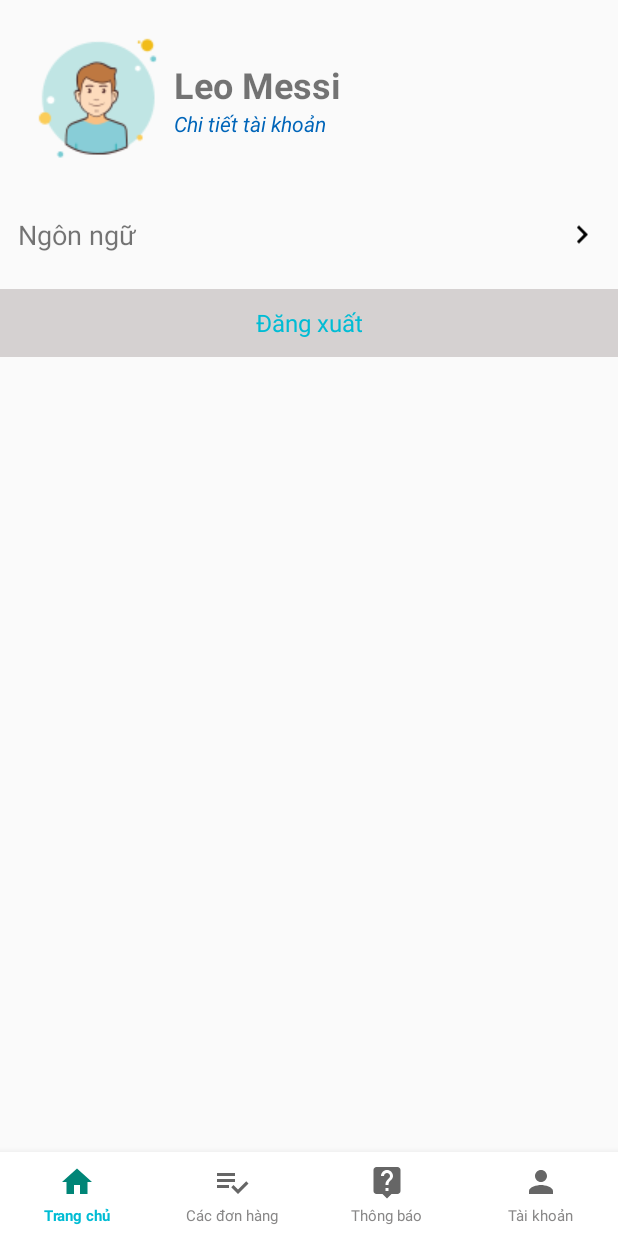
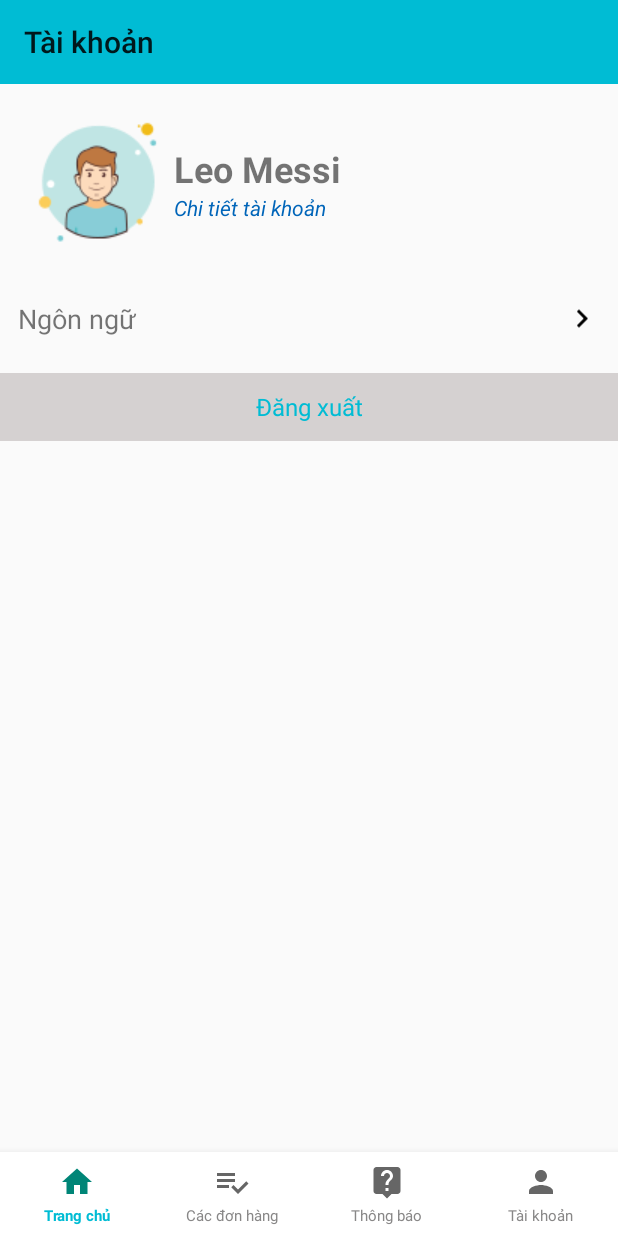
Before and after one commit to uyit14/UbookVer2, an Android app: the fragment AccountFragment placed in its activity, on a phone screen of 412 x 824 dp. Run offline under Robolectric (Android 15) with nearby library versions, the light colour scheme and no system bars; our stand-ins replace ButterKnife; 2 statements that could not run were skipped.

Commit message:
Add multi language

```diff
--- a/app/src/main/java/com/ubook/ubookapp/BottomNavigationBehavior.java
+++ b/app/src/main/java/com/ubook/ubookapp/BottomNavigationBehavior.java
@@ -1,20 +1,14 @@
 package com.ubook.ubookapp;
 
-import android.content.Context;
 import android.support.design.widget.BottomNavigationView;
 import android.support.design.widget.CoordinatorLayout;
 import android.support.v4.view.ViewCompat;
-import android.util.AttributeSet;
 import android.view.View;
 import android.widget.FrameLayout;
 
 public class BottomNavigationBehavior extends CoordinatorLayout.Behavior<BottomNavigationView> {
     public BottomNavigationBehavior() {
         super();
-    }
-
-    public BottomNavigationBehavior(Context context, AttributeSet attrs) {
-        super(context, attrs);
     }
 
     @Override
--- a/app/src/main/java/com/ubook/ubookapp/SharedPreferencesUtils.java
+++ b/app/src/main/java/com/ubook/ubookapp/SharedPreferencesUtils.java
@@ -14,6 +14,7 @@ public class SharedPreferencesUtils {
 
     //key
     private static final String ACCESS_TOKEN = "accessToken";
+    private static final String LANGUAGE_CODE = "languageCode";
 
     //
     public SharedPreferencesUtils(Context context) {
@@ -22,7 +23,7 @@ public class SharedPreferencesUtils {
         editor = pref.edit();
     }
 
-    //
+    //token
     public String getAccessToken() {
         return pref.getString(ACCESS_TOKEN, "");
     }
@@ -31,6 +32,17 @@ public class SharedPreferencesUtils {
         editor.putString(ACCESS_TOKEN, accessToken);
         editor.commit();
     }
+
+    //language
+    public String getLanguageCode() {
+        return pref.getString(LANGUAGE_CODE, "");
+    }
+
+    public void setLanguageCode(String languageCode) {
+        editor.putString(LANGUAGE_CODE, languageCode);
+        editor.commit();
+    }
+
     public void signOut() {
         editor.putString(ACCESS_TOKEN, "");
         editor.commit();
--- a/app/src/main/java/com/ubook/ubookapp/SplashActivity.java
+++ b/app/src/main/java/com/ubook/ubookapp/SplashActivity.java
@@ -30,8 +30,8 @@ public class SplashActivity extends AppCompatActivity {
                             }
                             waited += 100;
                         }
-
-                      if (!BaseApplication.getInstance().sharedPreferencesUtils.getAccessToken().equals("")) {
+                        UbookHelper.changeLanguage(BaseApplication.getInstance().sharedPreferencesUtils.getLanguageCode(), SplashActivity.this);
+                        if (!BaseApplication.getInstance().sharedPreferencesUtils.getAccessToken().equals("")) {
                             Intent intent = new Intent(SplashActivity.this, MainActivity.class);
                             intent.setFlags(Intent.FLAG_ACTIVITY_NO_ANIMATION);
                             intent.setFlags(Intent.FLAG_ACTIVITY_NEW_TASK);
--- a/app/src/main/java/com/ubook/ubookapp/UbookHelper.java
+++ b/app/src/main/java/com/ubook/ubookapp/UbookHelper.java
@@ -1,7 +1,13 @@
 package com.ubook.ubookapp;
 
 import android.app.Activity;
+import android.content.Context;
+import android.content.Intent;
+import android.content.res.Configuration;
+import android.os.Build;
 import android.view.inputmethod.InputMethodManager;
+
+import java.util.Locale;
 
 public class UbookHelper {
     public static void hideSoftKeyboard(Activity activity) {
@@ -14,4 +20,53 @@ public class UbookHelper {
 
         }
     }
+    //
+    public static void changeLanguage(String languageCode, Context mContext) {
+        switch (languageCode) {
+            case "en":{
+                Locale.setDefault(Locale.ENGLISH);
+                Configuration configEng = new Configuration();
+                configEng.locale = Locale.ENGLISH;
+                if (Build.VERSION.SDK_INT >= Build.VERSION_CODES.JELLY_BEAN_MR1) {
+                    configEng.setLayoutDirection(Locale.getDefault());
+                }
+                if (mContext != null) {
+                    mContext.getResources().updateConfiguration(configEng, mContext.getResources().getDisplayMetrics());
+                }
+                break;
+            }
+            case "vi":{
+                Locale locale = new Locale("vi", "VN");
+                Locale.setDefault(locale);
+                Configuration configZho = new Configuration();
+                configZho.locale = locale;
+                if (Build.VERSION.SDK_INT >= Build.VERSION_CODES.JELLY_BEAN_MR1) {
+                    configZho.setLayoutDirection(Locale.getDefault());
+                }
+                if (mContext != null) {
+                    mContext.getResources().updateConfiguration(configZho, mContext.getResources().getDisplayMetrics());
+                }
+                break;
+            }
+            default:
+                Locale locale = new Locale("vi", "VN");
+                Locale.setDefault(locale);
+                Configuration configZho = new Configuration();
+                configZho.locale = locale;
+                if (Build.VERSION.SDK_INT >= Build.VERSION_CODES.JELLY_BEAN_MR1) {
+                    configZho.setLayoutDirection(Locale.getDefault());
+                }
+                if (mContext != null) {
+                    mContext.getResources().updateConfiguration(configZho, mContext.getResources().getDisplayMetrics());
+                }
+                break;
+        }
+    }
+
+    //restart activity
+    public static void restartActivity(Activity activity){
+        Intent intent = activity.getIntent();
+        activity.finish();
+        activity.startActivity(intent);
+    }
 }
--- a/app/src/main/java/com/ubook/ubookapp/VerifyActivity.java
+++ b/app/src/main/java/com/ubook/ubookapp/VerifyActivity.java
@@ -50,7 +50,7 @@ public class VerifyActivity extends AppCompatActivity {
         ButterKnife.bind(this);
         //
         String phoneNumber = getIntent().getStringExtra("PHONE_NUMBER");
-        if(phoneNumber!=null){
+        if (phoneNumber != null) {
             tvPhoneNumber.setText(phoneNumber);
         }
         HandleEnterCode();
@@ -187,7 +187,7 @@ public class VerifyActivity extends AppCompatActivity {
 
     //onClick event
     @OnClick(R.id.btSubmit)
-    public void onSubmit(){
+    public void onSubmit() {
         Intent intent = new Intent(this, MainActivity.class);
         BaseApplication.getInstance().sharedPreferencesUtils.setAccessToken("access_token");
         startActivity(intent);
--- a/app/src/main/java/com/ubook/ubookapp/notify/NotifyFragment.java
+++ b/app/src/main/java/com/ubook/ubookapp/notify/NotifyFragment.java
@@ -3,8 +3,10 @@ package com.ubook.ubookapp.notify;
 import android.os.Bundle;
 import android.support.annotation.Nullable;
 import android.support.v4.app.Fragment;
+import android.support.v7.app.AppCompatActivity;
 import android.support.v7.widget.LinearLayoutManager;
 import android.support.v7.widget.RecyclerView;
+import android.support.v7.widget.Toolbar;
 import android.view.LayoutInflater;
 import android.view.View;
 import android.view.ViewGroup;
@@ -22,6 +24,8 @@ public class NotifyFragment extends Fragment {
 
     @BindView(R.id.rvNotify)
     RecyclerView rvNotify;
+    @BindView(R.id.tbNotify)
+    Toolbar tbNotify;
 
     //
     NotifyAdapter notifyAdapter;
--- a/app/src/main/res/layout/fragment_account.xml
+++ b/app/src/main/res/layout/fragment_account.xml
@@ -1,91 +1,112 @@
 <?xml version="1.0" encoding="utf-8"?>
 <ScrollView xmlns:android="http://schemas.android.com/apk/res/android"
+    xmlns:app="http://schemas.android.com/apk/res-auto"
     xmlns:tools="http://schemas.android.com/tools"
     android:layout_width="match_parent"
     android:layout_height="match_parent"
     tools:context=".account.AccountFragment">
+
     <RelativeLayout
         android:layout_width="match_parent"
         android:layout_height="match_parent">
 
+        <android.support.v7.widget.Toolbar
+            android:id="@+id/tbNotify"
+            android:layout_width="match_parent"
+            android:layout_height="?actionBarSize"
+            android:background="@color/colorApp"
+            app:title="@string/account"></android.support.v7.widget.Toolbar>
+
         <LinearLayout
             android:id="@+id/llInforUser"
+            android:layout_width="match_parent"
+            android:layout_height="wrap_content"
+            android:layout_below="@+id/tbNotify"
             android:layout_margin="8dp"
-        android:padding="8dp"
             android:gravity="center|left"
             android:orientation="horizontal"
-        android:layout_width="match_parent"
-        android:layout_height="wrap_content">
+            android:padding="8dp">
+
             <ImageView
-            android:src="@drawable/icon_avatar"
                 android:layout_width="wrap_content"
-            android:layout_height="wrap_content" />
+                android:layout_height="wrap_content"
+                android:src="@drawable/icon_avatar" />
+
             <LinearLayout
+                android:layout_width="wrap_content"
+                android:layout_height="match_parent"
                 android:gravity="center|left"
-            android:orientation="vertical"
+                android:orientation="vertical">
+
+                <TextView
                     android:layout_width="wrap_content"
-            android:layout_height="match_parent">
+                    android:layout_height="wrap_content"
+                    android:text="Leo Messi"
+                    android:textSize="24sp"
+                    android:textStyle="bold" />
+
                 <TextView
-                android:textSize="24sp"
-                android:textStyle="bold"
-                android:text="Leo Messi"
                     android:layout_width="wrap_content"
-                android:layout_height="wrap_content" />
-            <TextView
+                    android:layout_height="wrap_content"
+                    android:text="@string/account_detail"
+                    android:textColor="#0065B9"
                     android:textSize="14sp"
-                android:textColor="#0065B9"
-                android:text="@string/account_detail"
-                android:textStyle="italic"
-                android:layout_width="wrap_content"
-                android:layout_height="wrap_content" />
+                    android:textStyle="italic" />
             </LinearLayout>
         </LinearLayout>
+
         <LinearLayout
             android:id="@+id/llOption"
-        android:layout_margin="8dp"
+            android:layout_width="match_parent"
+            android:layout_height="wrap_content"
             android:layout_below="@+id/llInforUser"
+            android:layout_margin="8dp">
+
+            <LinearLayout
+                android:id="@+id/llLanguage"
                 android:layout_width="match_parent"
-        android:layout_height="wrap_content">
+                android:layout_height="wrap_content"
+                android:orientation="horizontal"
+                android:padding="4dp">
+
+                <TextView
+                    android:layout_width="wrap_content"
+                    android:layout_height="wrap_content"
+                    android:layout_gravity="center"
+                    android:layout_weight="1"
+                    android:text="@string/language"
+                    android:textSize="18sp" />
+
                 <LinearLayout
-            android:orientation="horizontal"
-            android:padding="4dp"
-            android:layout_width="match_parent"
-            android:layout_height="wrap_content">
-            <TextView
+                    android:layout_width="wrap_content"
+                    android:layout_height="match_parent"
                     android:layout_weight="1"
-                android:textSize="18sp"
-                android:text="Ngôn ngữ"
-                android:layout_gravity="center"
+                    android:gravity="center|right">
+
+                    <ImageView
                         android:layout_width="wrap_content"
-                android:layout_height="wrap_content" />
-            <LinearLayout
-                android:gravity="center|right"
-                android:layout_weight="1"
-                android:layout_width="wrap_content"
-                android:layout_height="match_parent">
-            <ImageView
+                        android:layout_height="match_parent"
                         android:layout_gravity="center|right"
-                android:src="@drawable/ic_navigate_next_black_24dp"
-                android:layout_width="wrap_content"
-                android:layout_height="match_parent" />
+                        android:src="@drawable/ic_navigate_next_black_24dp" />
                 </LinearLayout>
             </LinearLayout>
         </LinearLayout>
         <!--sign out button-->
         <LinearLayout
+            android:id="@+id/llSignOut"
+            android:layout_width="match_parent"
+            android:layout_height="45dp"
             android:layout_below="@+id/llOption"
             android:layout_marginTop="12dp"
-        android:id="@+id/llSignOut"
-        android:background="@color/bgSignoutButton"
+            android:background="@color/bgSignoutButton">
+
+            <TextView
                 android:layout_width="match_parent"
-        android:layout_height="45dp">
-        <TextView
-            android:textColor="@color/bgTabActive"
-            android:textSize="16sp"
+                android:layout_height="match_parent"
                 android:gravity="center"
                 android:text="@string/sign_out"
-            android:layout_width="match_parent"
-            android:layout_height="match_parent" />
+                android:textColor="@color/bgTabActive"
+                android:textSize="16sp" />
         </LinearLayout>
     </RelativeLayout>
 
--- a/app/src/main/res/menu/bottom_navigation_main.xml
+++ b/app/src/main/res/menu/bottom_navigation_main.xml
@@ -17,7 +17,7 @@
         android:id="@+id/menu_notify"
         android:enabled="true"
         android:icon="@drawable/ic_live_help_black_24dp"
-        android:title="@string/help"
+        android:title="@string/notify"
         app:showAsAction="always" />
     <item
         android:id="@+id/menu_account"
--- a/app/src/main/res/values/colors.xml
+++ b/app/src/main/res/values/colors.xml
@@ -1,5 +1,6 @@
 <?xml version="1.0" encoding="utf-8"?>
 <resources>
+    <color name="colorApp">#00BCD4</color>
     <color name="colorPrimary">#008577</color>
     <color name="colorPrimaryDark">#00574B</color>
     <color name="colorAccent">#D81B60</color>
--- a/app/src/main/res/values/strings.xml
+++ b/app/src/main/res/values/strings.xml
@@ -1,10 +1,10 @@
 <resources>
-    <string name="app_name">Ubook</string>
+    <string name="app_name" translatable="false">Ubook</string>
     <string name="google_map_api_key" translatable="false">AIzaSyAVRS_ZQZCiHMvnGhwUNU9wo8MpvSCWr6s</string>
     //signin
     <string name="start_trying_ubook">Bắt đầu trải nghiệm cùng Ubook</string>
     <string name="your_phone_number">Số điện thoại của bạn</string>
-    <string name="accept">Tôi đồng ý với</string>
+    <string name="accept">Tôi đồng ý với </string>
     <string name="terms_and_conditions">điều kiện và điều khoản sử dụng</string>
     <string name="continues">Tiếp tục</string>
     //verify
@@ -15,10 +15,11 @@
     //main bottom navigation tab
     <string name="home">Trang chủ</string>
     <string name="order">Các đơn hàng</string>
-    <string name="help">Thông báo</string>
+    <string name="notify">Thông báo</string>
     <string name="account">Tài khoản</string>
 
     //tab account
     <string name="account_detail">Chi tiết tài khoản</string>
+    <string name="language">Ngôn ngữ</string>
     <string name="sign_out">Đăng xuất</string>
 </resources>
```
Also changed, not shown: app/src/main/java/com/ubook/ubookapp/MainActivity.java (+15 -17 lines), app/src/main/java/com/ubook/ubookapp/SignInActivity.java (+12 -16 lines), app/src/main/java/com/ubook/ubookapp/account/AccountFragment.java (+34 -1 lines), app/src/main/java/com/ubook/ubookapp/notify/NotifyAdapter.java (+4 -3 lines), app/src/main/res/layout/activity_sign_in.xml (+18 -33 lines), app/src/main/res/layout/fragment_notify.xml (+11 -2 lines), app/src/main/res/layout/fragment_orders.xml (+8 -6 lines), 1 other file. Lines whose indentation alone changed are shown as unchanged.
